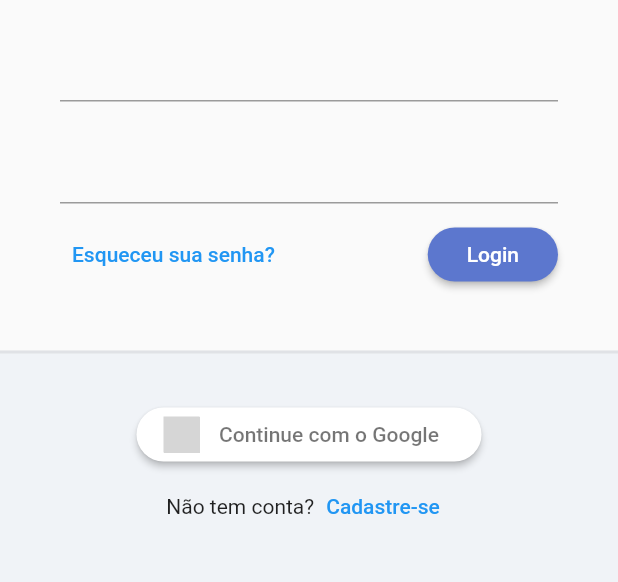
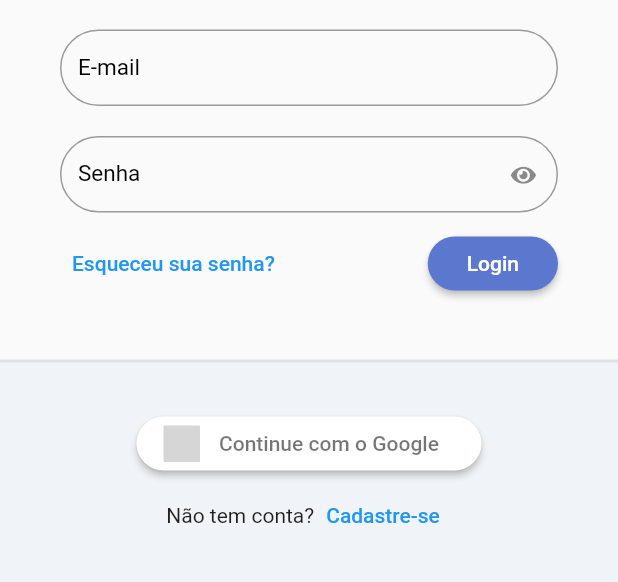
Before and after one commit to deyvissoneduardo/todo_list, a Flutter app: the screen it shows after launch, on a phone screen of 412 x 824 dp, the part 350-932 px from its top. Run offline on Flutter 3.47's test engine with Material 2 defaults, Android fonts, the phone set to English and light mode, and no system bars; our stand-ins replace flutter_signin_button, google_fonts, sqflite, sqflite_common, synchronized; accounts and stored records are empty; Roboto replaces fonts that are missing (Mandali); grey boxes are pictures that could not be loaded.

Commit message:
custom text form field

```diff
--- /dev/null
+++ b/lib/app/core/widgets/todo_list_field.dart
@@ -0,0 +1,62 @@
+import 'package:flutter/material.dart';
+import 'package:todo_list/app/core/widgets/todo_list_icon.dart';
+
+class TodoListField extends StatelessWidget {
+  final String label;
+  final bool obscureText;
+  final IconButton? sufixIconButton;
+  late final ValueNotifier<bool> obscureTextVN;
+  final TextEditingController? controller;
+  final FormFieldValidator<String>? formFieldValidator;
+  TodoListField({
+    Key? key,
+    required this.label,
+    this.sufixIconButton,
+    this.obscureText = false,
+    this.controller,
+    this.formFieldValidator,
+  })  : assert(obscureText == true ? sufixIconButton == null : true,
+            'obscureText não pode esta junto com sufixIconButton'),
+        obscureTextVN = ValueNotifier(obscureText),
+        super(key: key);
+
+  @override
+  Widget build(BuildContext context) {
+    return ValueListenableBuilder<bool>(
+      valueListenable: obscureTextVN,
+      builder: (_, obscureTextValue, child) {
+        return TextFormField(
+          controller: controller,
+          validator: formFieldValidator,
+          decoration: InputDecoration(
+            labelText: label,
+            labelStyle: const TextStyle(fontSize: 15, color: Colors.black),
+            border: OutlineInputBorder(
+              borderRadius: BorderRadius.circular(30),
+            ),
+            errorBorder: OutlineInputBorder(
+              borderRadius: BorderRadius.circular(30),
+              borderSide: const BorderSide(color: Colors.red),
+            ),
+            isDense: true,
+            suffixIcon: sufixIconButton ??
+                (obscureText == true
+                    ? IconButton(
+                        onPressed: () {
+                          obscureTextVN.value = !obscureTextValue;
+                        },
+                        icon: Icon(
+                          !obscureTextValue
+                              ? TodoListIcon.eye_slash
+                              : TodoListIcon.eye,
+                          size: 15,
+                        ),
+                      )
+                    : null),
+          ),
+          obscureText: obscureTextValue,
+        );
+      },
+    );
+  }
+}
--- /dev/null
+++ b/lib/app/core/widgets/todo_list_icon.dart
@@ -0,0 +1,30 @@
+/// Flutter icons TodoListIcon
+/// Copyright (C) 2021 by original authors @ fluttericon.com, fontello.com
+/// This font was generated by FlutterIcon.com, which is derived from Fontello.
+///
+/// To use this font, place it in your fonts/ directory and include the
+/// following in your pubspec.yaml
+///
+/// flutter:
+///   fonts:
+///    - family:  TodoListIcon
+///      fonts:
+///       - asset: fonts/TodoListIcon.ttf
+///
+///
+/// * Font Awesome 5, Copyright (C) 2016 by Dave Gandy
+///         Author:    Dave Gandy
+///         License:   SIL (https://github.com/FortAwesome/Font-Awesome/blob/master/LICENSE.txt)
+///         Homepage:  http://fortawesome.github.com/Font-Awesome/
+///
+import 'package:flutter/widgets.dart';
+
+class TodoListIcon {
+  TodoListIcon._();
+
+  static const _kFontFam = 'TodoListIcon';
+  static const String? _kFontPkg = null;
+
+  static const IconData eye = IconData(0xf06e, fontFamily: _kFontFam, fontPackage: _kFontPkg);
+  static const IconData eye_slash = IconData(0xf070, fontFamily: _kFontFam, fontPackage: _kFontPkg);
+}
--- a/lib/app/modules/auth/login/login_page.dart
+++ b/lib/app/modules/auth/login/login_page.dart
@@ -1,6 +1,7 @@
 import 'package:flutter/material.dart';
 import 'package:flutter_signin_button/button_list.dart';
 import 'package:flutter_signin_button/button_view.dart';
+import 'package:todo_list/app/core/widgets/todo_list_field.dart';
 import 'package:todo_list/app/core/widgets/todo_list_logo.dart';
 
 class LoginPage extends StatelessWidget {
@@ -31,9 +32,14 @@ class LoginPage extends StatelessWidget {
                       child: Form(
                         child: Column(
                           children: [
-                            TextFormField(),
+                            TodoListField(
+                              label: 'E-mail',
+                            ),
                             const SizedBox(height: 20),
-                            TextFormField(),
+                            TodoListField(
+                              label: 'Senha',
+                              obscureText: true,
+                            ),
                             const SizedBox(height: 10),
                             Row(
                               mainAxisAlignment: MainAxisAlignment.spaceBetween,
--- a/pubspec.yaml
+++ b/pubspec.yaml
@@ -28,3 +28,7 @@ flutter:
   uses-material-design: true
   assets:
     - assets/
+  fonts:
+    - family: TodoListIcon
+      fonts:
+        - asset: assets/fonts/TodoListIcon.ttf
```
Also changed, not shown: assets/fonts/TodoListIcon.ttf (added).
